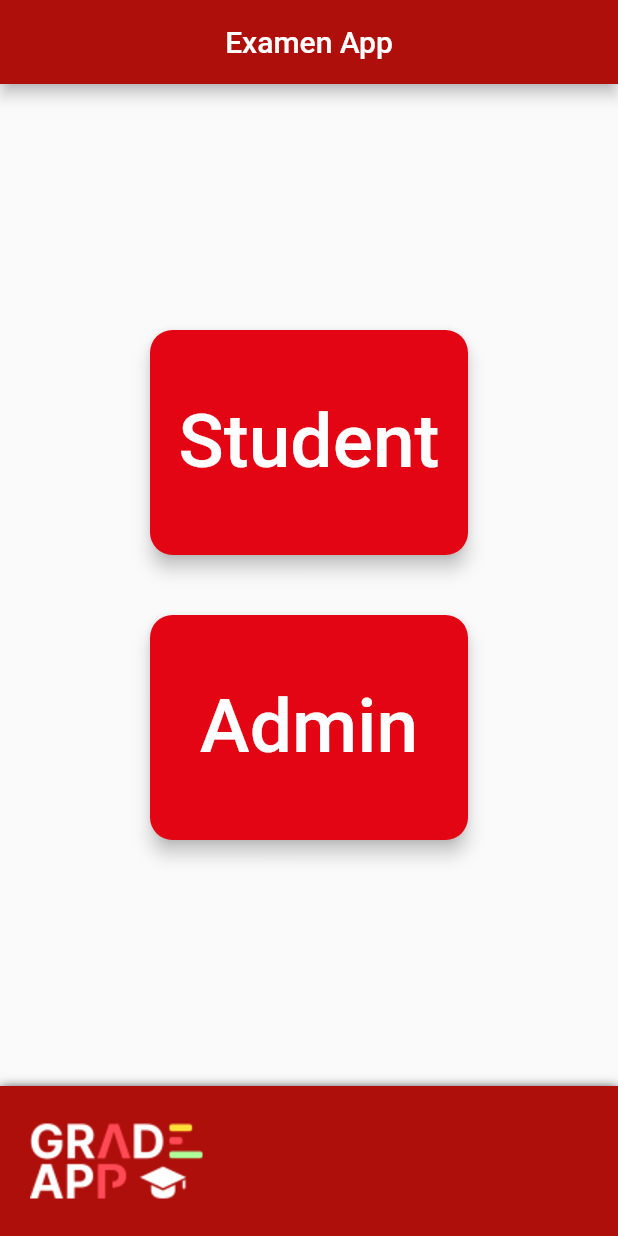
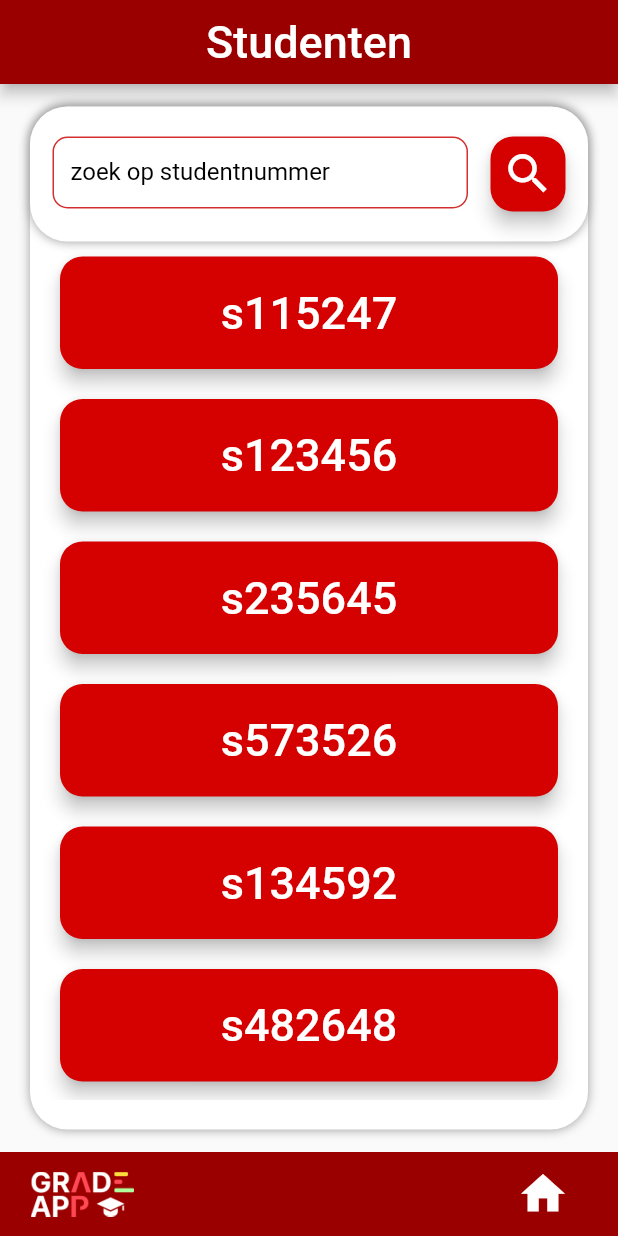
Before and after one commit to EvertBt/Project-Intro-Mobile-3, a Flutter app: the screen it shows after launch, after a tap on "Student", on a phone screen of 412 x 824 dp. Run offline on Flutter 3.47's test engine with Material 2 defaults, Android fonts, the light colour scheme and no system bars.

Commit message:
Add Student start page + add global custom color class + touch ups

```diff
--- /dev/null
+++ b/examen_app/lib/colors.dart
@@ -0,0 +1,7 @@
+import 'package:flutter/material.dart';
+
+class CustomColor {
+  static Color primary = const Color.fromARGB(255, 155, 0, 0);
+  static Color button = const Color.fromARGB(255, 213, 0, 0);
+  static Color light = const Color.fromARGB(255, 240, 85, 69);
+}
--- a/examen_app/lib/home.dart
+++ b/examen_app/lib/home.dart
@@ -1,4 +1,6 @@
+import 'package:examen_app/colors.dart';
 import 'package:examen_app/login.dart';
+import 'package:examen_app/student_home.dart';
 import 'package:flutter/material.dart';
 
 class Home extends StatelessWidget {
@@ -10,7 +12,7 @@ class Home extends StatelessWidget {
         appBar: AppBar(
           automaticallyImplyLeading: false,
           title: const Center(child: Text('Examen App')),
-          backgroundColor: const Color.fromARGB(255, 174, 15, 11),
+          backgroundColor: CustomColor.primary,
         ),
         body: Center(
             child: Column(
@@ -23,9 +25,14 @@ class Home extends StatelessWidget {
               margin:
                   const EdgeInsets.symmetric(horizontal: 100.0, vertical: 20.0),
               child: ElevatedButton(
-                  onPressed: () {},
+                  onPressed: () {
+                    Navigator.push(
+                        context,
+                        MaterialPageRoute(
+                            builder: (context) => const StudentHome()));
+                  },
                   style: ElevatedButton.styleFrom(
-                    primary: const Color.fromARGB(255, 227, 5, 20),
+                    primary: CustomColor.button,
                     onPrimary: Colors.white,
                     shape: RoundedRectangleBorder(
                         borderRadius: BorderRadius.circular(15)),
@@ -44,11 +51,13 @@ class Home extends StatelessWidget {
                   const EdgeInsets.symmetric(horizontal: 100.0, vertical: 20.0),
               child: ElevatedButton(
                   onPressed: () {
-                    Navigator.push(context,
-                        NoAnimationMaterialPageRoute(builder: (context) => const Login()));
+                    Navigator.push(
+                        context,
+                        NoAnimationMaterialPageRoute(
+                            builder: (context) => const Login()));
                   },
                   style: ElevatedButton.styleFrom(
-                    primary: const Color.fromARGB(255, 227, 5, 20),
+                    primary: CustomColor.button,
                     onPrimary: Colors.white,
                     shape: RoundedRectangleBorder(
                         borderRadius: BorderRadius.circular(15)),
@@ -63,18 +72,24 @@ class Home extends StatelessWidget {
           ],
         )),
         bottomNavigationBar: Container(
-          height: 100.0,
-          padding: const EdgeInsets.only(left: 20.0),
-          decoration: const BoxDecoration(
-              color: Color.fromARGB(255, 174, 15, 11),
-              boxShadow: [BoxShadow(blurRadius: 6.0, offset: Offset(0, 2.0))]),
-          child: Row(
-            children: const [
-              Image(
-            image: AssetImage('assets/logosmall.png'), isAntiAlias: true, filterQuality: FilterQuality.high, height: 50.0,),
-            ],
-          )
-        ));
+            height: 56.0,
+            padding: const EdgeInsets.only(left: 10.0),
+            decoration: BoxDecoration(
+                color: CustomColor.primary,
+                boxShadow: const [
+                  BoxShadow(blurRadius: 6.0, offset: Offset(0, 2.0))
+                ]),
+            child: Row(
+              children: [
+                Container(
+                  padding: const EdgeInsets.symmetric(vertical: 13.0),
+                  child: const Image(
+                    image: AssetImage('assets/logosmall.png'),
+                    filterQuality: FilterQuality.high,
+                  ),
+                ),
+              ],
+            )));
   }
 }
 
--- a/examen_app/lib/main.dart
+++ b/examen_app/lib/main.dart
@@ -4,7 +4,8 @@ import 'package:flutter/material.dart';
 void main() {
   runApp(
     const MaterialApp(
-      title: 'Flutter Tutorial',
+      debugShowCheckedModeBanner: false,
+      title: 'Examen App',
       home: Home(),
     ),
   );
--- /dev/null
+++ b/examen_app/lib/student_home.dart
@@ -0,0 +1,242 @@
+import 'package:examen_app/changepassword.dart';
+import 'package:examen_app/colors.dart';
+import 'package:flutter/material.dart';
+
+import 'home.dart';
+
+class StudentHome extends StatefulWidget {
+  const StudentHome({Key? key}) : super(key: key);
+
+  @override
+  State<StudentHome> createState() => _StudentHome();
+}
+
+class _StudentHome extends State<StudentHome> {
+  final List<String> _students = <String>[
+    "s115247",
+    "s123456",
+    "s235645",
+    "s573526",
+    "s134592",
+    "s482648",
+    "s283755",
+    "s125238"
+  ];
+
+  final List<String> _searchStudents = <String>[];
+  final TextEditingController _controller = TextEditingController();
+
+  String searchText = "";
+
+  @override
+  void initState() {
+    super.initState();
+    _loadData();
+  }
+
+  void _loadData() {
+    setState(() {
+      //Load students from firebase and put in _students
+      _searchStudents.addAll(_students);
+    });
+  }
+
+  void _searchStudent() {
+    setState(() {
+      _searchStudents.clear();
+      for (String student in _students) {
+        if (student.contains(searchText)) {
+          _searchStudents.add(student);
+        }
+      }
+      if (_searchStudents.isEmpty) {
+        _searchStudents.addAll(_students);
+      }
+    });
+  }
+
+  void _clearTextField() {
+    _controller.clear();
+    searchText = "";
+    _searchStudent();
+  }
+
+  Widget _buildRow(int i) {
+    return Container(
+      width: double.infinity,
+      height: 75.0,
+      margin: const EdgeInsets.symmetric(horizontal: 20.0, vertical: 10.0),
+      child: ElevatedButton(
+          onPressed: () {
+            print("navigate to ${_searchStudents[i]}");
+          },
+          style: ElevatedButton.styleFrom(
+            primary: CustomColor.button,
+            onPrimary: Colors.white,
+            shape:
+                RoundedRectangleBorder(borderRadius: BorderRadius.circular(15)),
+            padding: const EdgeInsets.all(8.0),
+            elevation: 5,
+          ),
+          child: Text(
+            _searchStudents[i],
+            style: const TextStyle(fontSize: 30.0),
+          )),
+    );
+  }
+
+  @override
+  Widget build(BuildContext context) {
+    return Scaffold(
+        appBar: AppBar(
+          automaticallyImplyLeading: false,
+          title: const Center(
+              child: Text(
+            'Studenten',
+            style: TextStyle(fontSize: 30.0),
+          )),
+          backgroundColor: CustomColor.primary,
+        ),
+        body: Center(
+          child: Container(
+            margin:
+                const EdgeInsets.symmetric(vertical: 15.0, horizontal: 20.0),
+            width: 700.0,
+            decoration: BoxDecoration(
+                color: Colors.white,
+                boxShadow: const [BoxShadow(blurRadius: 5, color: Colors.grey)],
+                borderRadius: BorderRadius.circular(25)),
+            child: Column(
+              children: [
+                Container(
+                  decoration: BoxDecoration(
+                      boxShadow: const [
+                        BoxShadow(color: Colors.grey, blurRadius: 5)
+                      ],
+                      color: Colors.white,
+                      borderRadius: BorderRadius.circular(25.0)),
+                  child: Row(
+                    children: [
+                      Expanded(
+                        child: Container(
+                            margin: const EdgeInsets.fromLTRB(5, 20, 5, 0),
+                            height: 70,
+                            child: Container(
+                                width: 600,
+                                height: 90,
+                                margin: const EdgeInsets.symmetric(
+                                    horizontal: 10.0),
+                                child: TextField(
+                                  controller: _controller,
+                                  onChanged: (value) => searchText = value,
+                                  cursorColor: CustomColor.button,
+                                  decoration: InputDecoration(
+                                    contentPadding: const EdgeInsets.fromLTRB(
+                                        12, 24, 12, 20),
+                                    labelText: "zoek op studentnummer",
+                                    errorText: "",
+                                    labelStyle:
+                                        const TextStyle(color: Colors.black),
+                                    focusedBorder: OutlineInputBorder(
+                                      borderRadius: BorderRadius.circular(10),
+                                      borderSide:
+                                          BorderSide(color: CustomColor.button),
+                                    ),
+                                    border: OutlineInputBorder(
+                                        borderRadius: BorderRadius.circular(10),
+                                        borderSide: const BorderSide(
+                                            color: Colors.black)),
+                                    suffixIcon: _controller.text.isEmpty
+                                        ? null
+                                        : IconButton(
+                                            icon: Icon(
+                                              Icons.clear,
+                                              color: CustomColor.button,
+                                            ),
+                                            onPressed: _clearTextField,
+                                          ),
+                                  ),
+                                ))),
+                      ),
+                      Container(
+                        width: 50,
+                        height: 50,
+                        margin: const EdgeInsets.only(right: 15.0),
+                        child: ElevatedButton(
+                            onPressed: () {
+                              _searchStudent();
+                            },
+                            style: ElevatedButton.styleFrom(
+                              primary: CustomColor.button,
+                              onPrimary: Colors.white,
+                              shape: RoundedRectangleBorder(
+                                  borderRadius: BorderRadius.circular(15)),
+                              padding: const EdgeInsets.all(0.0),
+                              elevation: 5,
+                            ),
+                            child: const Icon(
+                              Icons.search,
+                              size: 35,
+                            )),
+                      ),
+                    ],
+                  ),
+                ),
+                Expanded(
+                    child: Container(
+                  padding: const EdgeInsets.only(bottom: 20),
+                  child: ListView.builder(
+                      itemCount: _searchStudents.length,
+                      itemBuilder: (BuildContext context, int index) {
+                        return _buildRow(index);
+                      }),
+                ))
+              ],
+            ),
+          ),
+        ),
+        bottomNavigationBar: Row(
+          crossAxisAlignment: CrossAxisAlignment.center,
+          children: [
+            Container(
+                width: 100.0,
+                height: 56.0,
+                padding: const EdgeInsets.only(left: 10.0),
+                decoration: BoxDecoration(
+                  color: CustomColor.primary,
+                ),
+                child: Container(
+                  padding: const EdgeInsets.symmetric(vertical: 13.0),
+                  child: const Image(
+                    image: AssetImage('assets/logosmall.png'),
+                    filterQuality: FilterQuality.high,
+                  ),
+                )),
+            Expanded(
+              child: Container(
+                height: 56.0,
+                decoration: BoxDecoration(color: CustomColor.primary),
+              ),
+            ),
+            Container(
+              decoration: BoxDecoration(
+                color: CustomColor.primary,
+              ),
+              height: 56.0,
+              width: 100.0,
+              child: TextButton(
+                  onPressed: () {
+                    Navigator.push(context,
+                        MaterialPageRoute(builder: (context) => const Home()));
+                  },
+                  style: TextButton.styleFrom(primary: Colors.white),
+                  child: const Icon(
+                    Icons.home,
+                    color: Colors.white,
+                    size: 35,
+                  )),
+            )
+          ],
+        ));
+  }
+}
```
Also changed, not shown: examen_app/lib/admin_start.dart (+15 -13 lines), examen_app/lib/changepassword.dart (+21 -12 lines), examen_app/lib/login.dart (+26 -21 lines).
